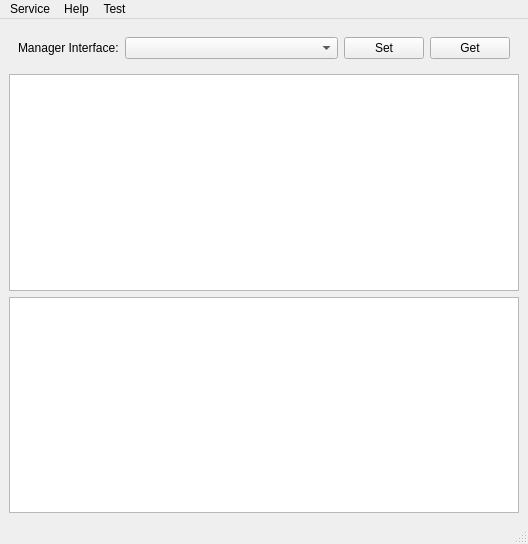
Qt form qiperftray/src/qiperftray.ui (coolshou/qiperf) before a commit.
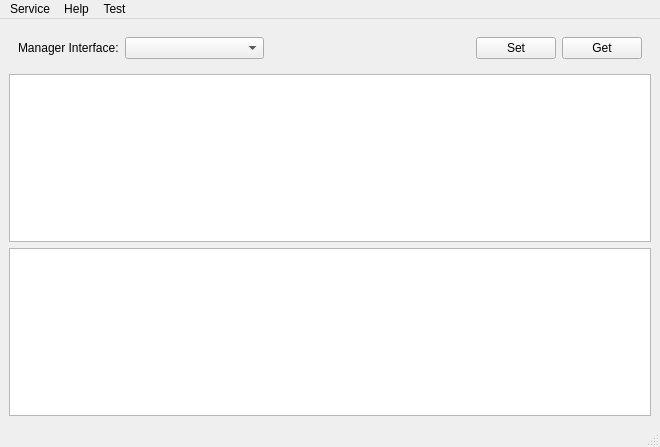
The same form after that commit. Icons and pictures are not drawn.

Commit message: show manager interface's first ip address on UI

Patch:
```diff
--- a/qiperftray/src/qiperftray.ui
+++ b/qiperftray/src/qiperftray.ui
@@ -9,8 +9,8 @@
    <rect>
     <x>0</x>
     <y>0</y>
-    <width>528</width>
-    <height>544</height>
+    <width>660</width>
+    <height>447</height>
    </rect>
   </property>
   <property name="windowTitle">
@@ -24,7 +24,7 @@
    <layout class="QVBoxLayout" name="verticalLayout">
     <item>
      <widget class="QWidget" name="widget" native="true">
-      <layout class="QHBoxLayout" name="horizontalLayout" stretch="0,1,0,0">
+      <layout class="QHBoxLayout" name="horizontalLayout" stretch="0,1,0,0,0">
        <item>
         <widget class="QLabel" name="label">
          <property name="text">
@@ -35,6 +35,19 @@
        <item>
         <widget class="QComboBox" name="cb_mgr_ifnames"/>
        </item>
+       <item>
+        <widget class="QLabel" name="lb_address">
+         <property name="minimumSize">
+          <size>
+           <width>200</width>
+           <height>0</height>
+          </size>
+         </property>
+         <property name="text">
+          <string/>
+         </property>
+        </widget>
+       </item>
        <item>
         <widget class="QPushButton" name="pb_setMgrIfname">
          <property name="text">
@@ -76,7 +89,7 @@
     <rect>
      <x>0</x>
      <y>0</y>
-     <width>528</width>
+     <width>660</width>
      <height>23</height>
     </rect>
    </property>
```
The commit also changes 3 other files.
